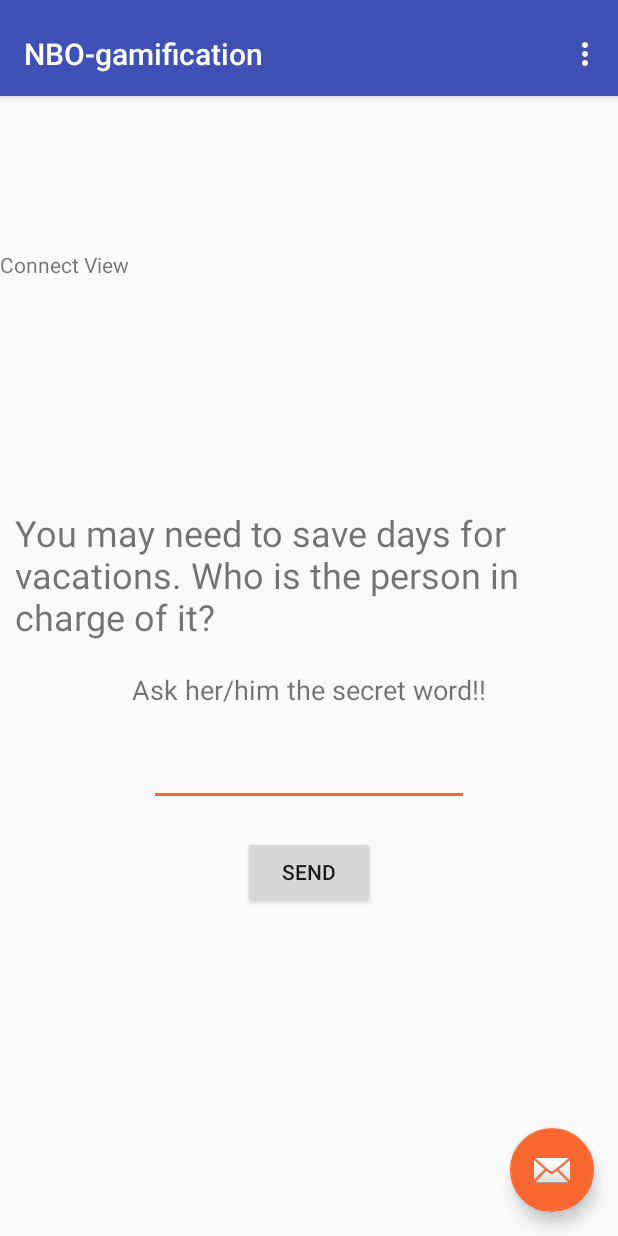
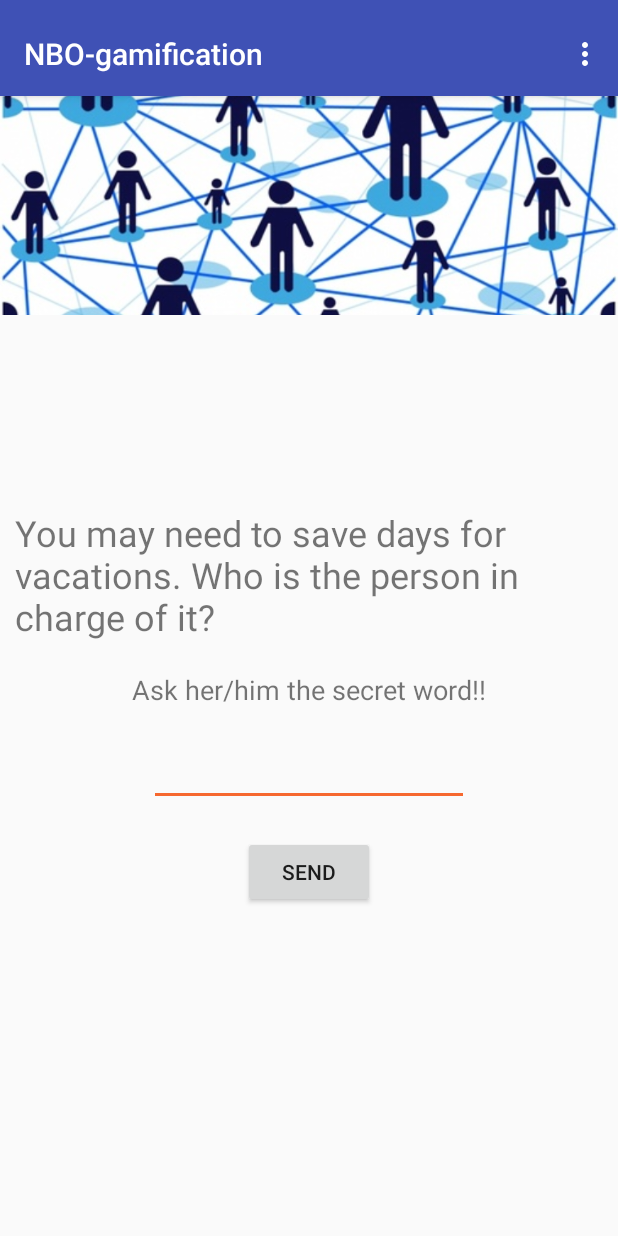
Before and after one commit to eb-manuelc/NBO_gamification, an Android app: the ConnectActivity screen opened directly, with no data from a screen before it, on a phone screen of 412 x 824 dp. Run offline under Robolectric (Android 15) with nearby library versions, the phone set to English and light mode, and no system bars.

Commit message:
Connect working

```diff
--- a/game/src/main/java/com/example/manuelc/nbo_gamification/game/ConnectActivity.java
+++ b/game/src/main/java/com/example/manuelc/nbo_gamification/game/ConnectActivity.java
@@ -114,7 +114,10 @@ public class ConnectActivity extends AppCompatActivity {
                 public void onClick(View v) {
                     String answer = ((EditText) rootView.findViewById(R.id.editText)).getText().toString();
                     if(answer.equals("Paula123")){
-                        Toast.makeText( getContext(),"Correct! +5 points!!  ",Toast.LENGTH_LONG).show();
+                        Toast.makeText( getContext(),"Correct! 1 point!!  ",Toast.LENGTH_LONG).show();
+                        getActivity().finish();
+                    } else {
+                        Toast.makeText( getContext(),"Are you sure you talked to the right person?",Toast.LENGTH_LONG).show();
                     }
                 }
             });
--- a/game/src/main/res/layout/activity_connect.xml
+++ b/game/src/main/res/layout/activity_connect.xml
@@ -33,21 +33,25 @@
         android:id="@+id/container"
         android:layout_width="match_parent"
         android:layout_height="match_parent"
-        app:layout_behavior="@string/appbar_scrolling_view_behavior" />
+        app:layout_behavior="@string/appbar_scrolling_view_behavior" >
 
-    <android.support.design.widget.FloatingActionButton
-        android:id="@+id/fab"
-        android:layout_width="wrap_content"
-        android:layout_height="wrap_content"
-        android:layout_gravity="end|bottom"
-        android:layout_margin="@dimen/fab_margin"
-        app:srcCompat="@android:drawable/ic_dialog_email" />
+    </android.support.v4.view.ViewPager>
 
-    <TextView
-        android:id="@+id/textView2"
+    <LinearLayout
         android:layout_width="match_parent"
-        android:layout_height="wrap_content"
-        android:paddingTop="250px"
-        android:text="Connect View" />
+        android:layout_height="match_parent"
+        android:layout_marginTop="60dp"
+        android:orientation="vertical">
+
+        <ImageView
+            android:id="@+id/imageView4"
+            android:layout_width="match_parent"
+            android:layout_height="150dp"
+            android:scaleType="centerCrop"
+            app:layout_anchorGravity="bottom|center"
+            app:srcCompat="@drawable/connect" />
+
+
+    </LinearLayout>
 
 </android.support.design.widget.CoordinatorLayout>
```
Also changed, not shown: base/src/main/res/drawable/connect.jpg (added).
